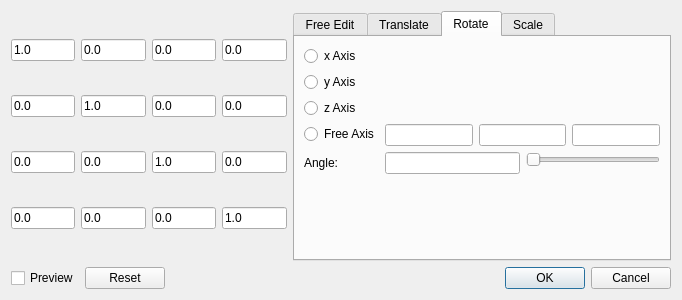
Before: the Qt Designer form gui/forms/QGMDialogMatrix.ui in barionleg/gitgAmesch, drawn with Qt 5.
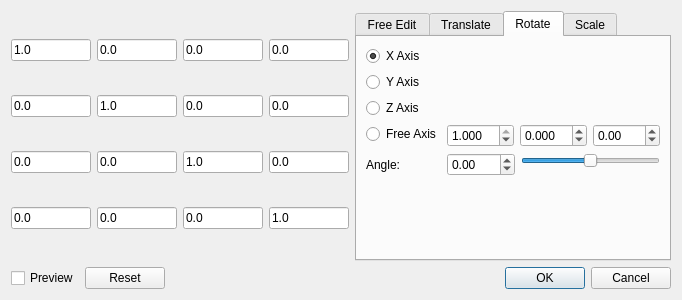
After: the same form once the commit is applied. The open tabs and pages were chosen to show the change.

Commit message: - added free input functionality for MatrixDialog - added translate functionality for MatrixDialog - added rotate functionality for MatrixDialog - added scale functionality for MatrixDialog

Diff of the .ui file:
```diff
--- a/gui/forms/QGMDialogMatrix.ui
+++ b/gui/forms/QGMDialogMatrix.ui
@@ -311,7 +311,10 @@
          <item row="0" column="0">
           <widget class="QRadioButton" name="radioButton">
            <property name="text">
-            <string>x Axis</string>
+            <string>X Axis</string>
+           </property>
+           <property name="checked">
+            <bool>true</bool>
            </property>
            <attribute name="buttonGroup">
             <string notr="true">buttonGroup_axisSel</string>
@@ -321,7 +324,7 @@
          <item row="1" column="0">
           <widget class="QRadioButton" name="radioButton_2">
            <property name="text">
-            <string>y Axis</string>
+            <string>Y Axis</string>
            </property>
            <attribute name="buttonGroup">
             <string notr="true">buttonGroup_axisSel</string>
@@ -331,7 +334,7 @@
          <item row="2" column="0">
           <widget class="QRadioButton" name="radioButton_3">
            <property name="text">
-            <string>z Axis</string>
+            <string>Z Axis</string>
            </property>
            <attribute name="buttonGroup">
             <string notr="true">buttonGroup_axisSel</string>
@@ -351,13 +354,52 @@
          <item row="3" column="1">
           <layout class="QHBoxLayout" name="horizontalLayout_4">
            <item>
-            <widget class="QLineEdit" name="lineEdit_axisX"/>
+            <widget class="QDoubleSpinBox" name="doubleSpinBox_axisX">
+             <property name="decimals">
+              <number>3</number>
+             </property>
+             <property name="minimum">
+              <double>-1.000000000000000</double>
+             </property>
+             <property name="maximum">
+              <double>1.000000000000000</double>
+             </property>
+             <property name="singleStep">
+              <double>0.010000000000000</double>
+             </property>
+             <property name="value">
+              <double>1.000000000000000</double>
+             </property>
+            </widget>
            </item>
            <item>
-            <widget class="QLineEdit" name="lineEdit_axisY"/>
+            <widget class="QDoubleSpinBox" name="doubleSpinBox_axisY">
+             <property name="decimals">
+              <number>3</number>
+             </property>
+             <property name="minimum">
+              <double>-1.000000000000000</double>
+             </property>
+             <property name="maximum">
+              <double>1.000000000000000</double>
+             </property>
+             <property name="singleStep">
+              <double>0.010000000000000</double>
+             </property>
+            </widget>
            </item>
            <item>
-            <widget class="QLineEdit" name="lineEdit_axisZ"/>
+            <widget class="QDoubleSpinBox" name="doubleSpinBox_axisZ">
+             <property name="minimum">
+              <double>-1.000000000000000</double>
+             </property>
+             <property name="maximum">
+              <double>1.000000000000000</double>
+             </property>
+             <property name="singleStep">
+              <double>0.010000000000000</double>
+             </property>
+            </widget>
            </item>
           </layout>
          </item>
@@ -371,10 +413,26 @@
          <item row="4" column="1">
           <layout class="QHBoxLayout" name="horizontalLayout_5">
            <item alignment="Qt::AlignTop">
-            <widget class="QLineEdit" name="lineEdit_angle"/>
+            <widget class="QDoubleSpinBox" name="doubleSpinBox_angle">
+             <property name="alignment">
+              <set>Qt::AlignLeading|Qt::AlignLeft|Qt::AlignVCenter</set>
+             </property>
+             <property name="minimum">
+              <double>-360.000000000000000</double>
+             </property>
+             <property name="maximum">
+              <double>360.000000000000000</double>
+             </property>
+            </widget>
            </item>
            <item alignment="Qt::AlignTop">
             <widget class="QSlider" name="horizontalSlider_angle">
+             <property name="maximum">
+              <number>7200</number>
+             </property>
+             <property name="value">
+              <number>3600</number>
+             </property>
              <property name="orientation">
               <enum>Qt::Horizontal</enum>
              </property>
```
Left out of the diff: 78 changed lines with no effect on the pictures. The commit also changes 2 other files.
